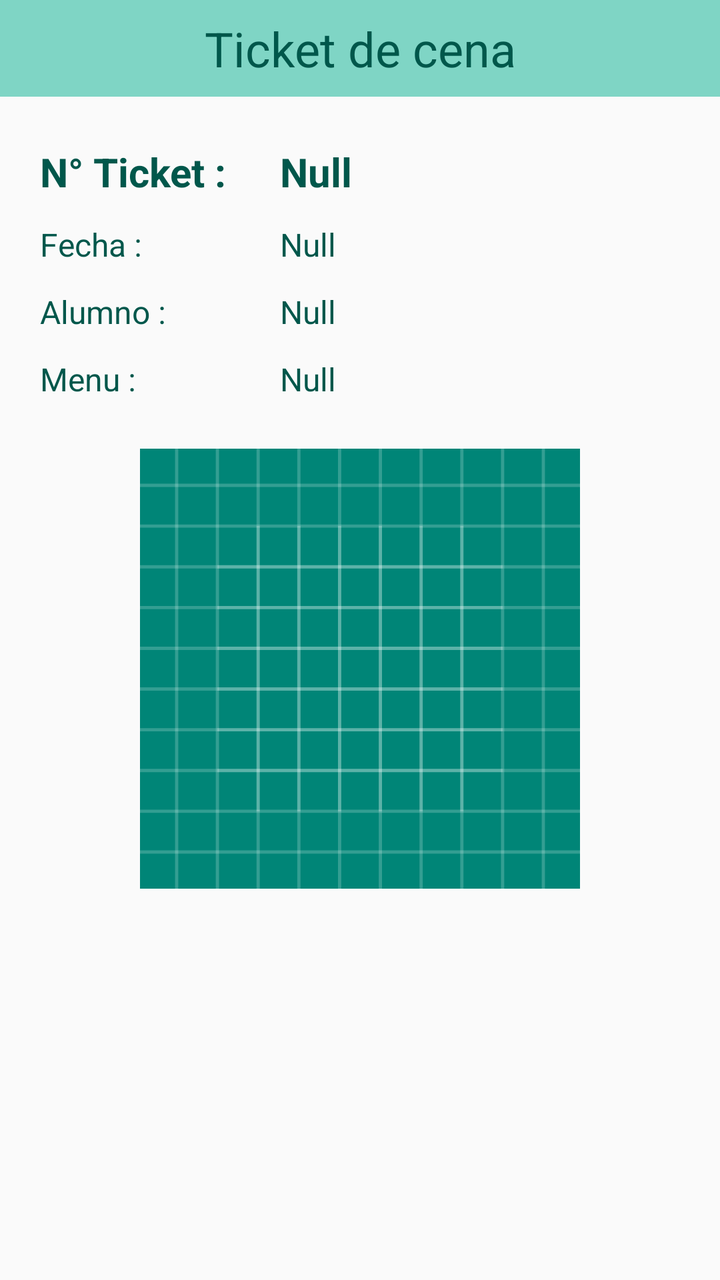
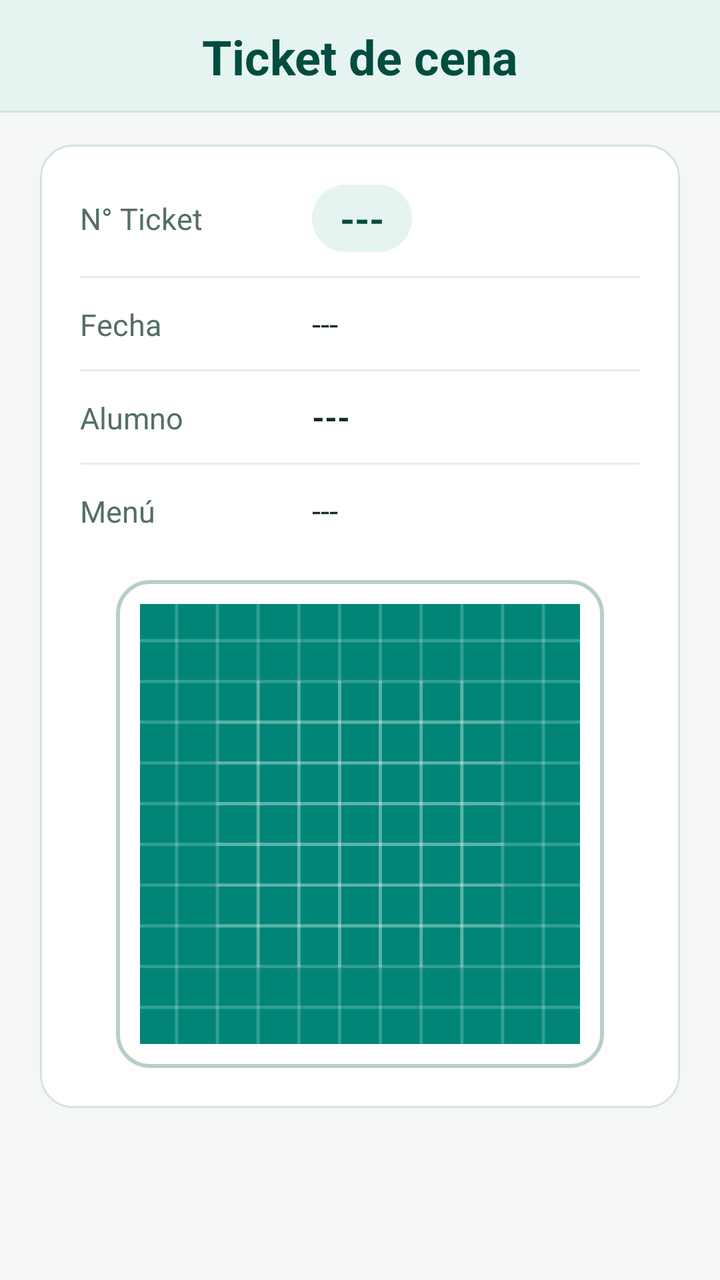

Screens rendered from an Android XML layout before and after an edit, with the pre-edit source and the edit as a unified diff.
<!-- AndroidManifest.xml: application theme AppTheme -->
<!-- res/layout/fragment_fragmento_alumno_reporte_cena.xml -->
<?xml version="1.0" encoding="utf-8"?>
<LinearLayout xmlns:android="http://schemas.android.com/apk/res/android"
    xmlns:app="http://schemas.android.com/apk/res-auto"
    xmlns:tools="http://schemas.android.com/tools"
    android:layout_width="match_parent"
    android:layout_height="match_parent"
    android:orientation="vertical"
    tools:context=".fragmento_alumno.fragmento_alumno_reporte_cena">

    <TextView
        android:id="@+id/textView17"
        android:layout_width="match_parent"
        android:layout_height="wrap_content"
        android:background="#7FD5C5"
        android:gravity="center_horizontal"
        android:paddingVertical="8dp"
        android:text="Ticket de cena"
        android:textColor="@color/colorPrimaryDark"
        android:textSize="@dimen/header_text_size" />

    <ScrollView
        android:layout_width="match_parent"
        android:layout_height="0dp"
        android:layout_weight="1"
        android:fillViewport="true">

        <androidx.constraintlayout.widget.ConstraintLayout
            android:layout_width="match_parent"
            android:layout_height="wrap_content"
            android:paddingStart="@dimen/screen_padding_horizontal"
            android:paddingTop="@dimen/screen_padding_vertical"
            android:paddingEnd="@dimen/screen_padding_horizontal"
            android:paddingBottom="@dimen/screen_padding_vertical">

            <LinearLayout
                android:layout_width="0dp"
                android:layout_height="wrap_content"
                android:orientation="vertical"
                app:layout_constraintEnd_toEndOf="parent"
                app:layout_constraintStart_toStartOf="parent"
                app:layout_constraintTop_toTopOf="parent"
                app:layout_constraintWidth_max="@dimen/content_max_width">

                <LinearLayout
                    android:layout_width="match_parent"
                    android:layout_height="wrap_content"
                    android:layout_marginTop="8dp"
                    android:orientation="horizontal">

                    <TextView
                        android:id="@+id/s_nombre_"
                        android:layout_width="120dp"
                        android:layout_height="wrap_content"
                        android:text="N° Ticket :"
                        android:textColor="@color/colorPrimaryDark"
                        android:textSize="20sp"
                        android:textStyle="bold" />

                    <TextView
                        android:id="@+id/r_numero_ticket"
                        android:layout_width="0dp"
                        android:layout_height="wrap_content"
                        android:layout_weight="1"
                        android:text="Null"
                        android:textColor="@color/colorPrimaryDark"
                        android:textSize="20sp"
                        android:textStyle="bold" />
                </LinearLayout>

                <LinearLayout
                    android:layout_width="match_parent"
                    android:layout_height="wrap_content"
                    android:layout_marginTop="12dp"
                    android:orientation="horizontal">

                    <TextView
                        android:id="@+id/s_apellido_"
                        android:layout_width="120dp"
                        android:layout_height="wrap_content"
                        android:text="Fecha :"
                        android:textColor="@color/colorPrimaryDark"
                        android:textSize="@dimen/body_text_size" />

                    <TextView
                        android:id="@+id/r_fecha_ticket"
                        android:layout_width="0dp"
                        android:layout_height="wrap_content"
                        android:layout_weight="1"
                        android:text="Null"
                        android:textColor="@color/colorPrimaryDark"
                        android:textSize="@dimen/body_text_size" />
                </LinearLayout>

                <LinearLayout
                    android:layout_width="match_parent"
                    android:layout_height="wrap_content"
                    android:layout_marginTop="12dp"
                    android:orientation="horizontal">

                    <TextView
                        android:id="@+id/s_direccion_"
                        android:layout_width="120dp"
                        android:layout_height="wrap_content"
                        android:text="Alumno :"
                        android:textColor="@color/colorPrimaryDark"
                        android:textSize="@dimen/body_text_size" />

                    <TextView
                        android:id="@+id/r_nombre_alumno"
                        android:layout_width="0dp"
                        android:layout_height="wrap_content"
                        android:layout_weight="1"
                        android:text="Null"
                        android:textColor="@color/colorPrimaryDark"
                        android:textSize="@dimen/body_text_size" />
                </LinearLayout>

                <LinearLayout
                    android:layout_width="match_parent"
                    android:layout_height="wrap_content"
                    android:layout_marginTop="12dp"
                    android:orientation="horizontal">

                    <TextView
                        android:id="@+id/s_celular_"
                        android:layout_width="120dp"
                        android:layout_height="wrap_content"
                        android:text="Menu :"
                        android:textColor="@color/colorPrimaryDark"
                        android:textSize="@dimen/body_text_size" />

                    <TextView
                        android:id="@+id/r_menu"
                        android:layout_width="0dp"
                        android:layout_height="wrap_content"
                        android:layout_weight="1"
                        android:text="Null"
                        android:textColor="@color/colorPrimaryDark"
                        android:textSize="@dimen/body_text_size" />
                </LinearLayout>

                <ImageView
                    android:id="@+id/img_qr"
                    android:layout_width="@dimen/qr_image_size"
                    android:layout_height="@dimen/qr_image_size"
                    android:layout_gravity="center_horizontal"
                    android:layout_marginTop="24dp"
                    android:adjustViewBounds="true"
                    android:contentDescription="Código QR del ticket"
                    android:scaleType="fitCenter"
                    android:src="@drawable/ic_launcher_background" />

            </LinearLayout>

        </androidx.constraintlayout.widget.ConstraintLayout>

    </ScrollView>

</LinearLayout>
<!-- resources referenced by this layout -->
<resources>
  <color name="colorPrimaryDark">#00574B</color>
  <dimen name="body_text_size">16sp</dimen>
  <dimen name="content_max_width">480dp</dimen>
  <dimen name="header_text_size">24sp</dimen>
  <dimen name="qr_image_size">220dp</dimen>
  <dimen name="screen_padding_horizontal">20dp</dimen>
  <dimen name="screen_padding_vertical">16dp</dimen>
  <style name="AppTheme" parent="Theme.AppCompat.Light.DarkActionBar">
          
          <item name="colorPrimary">@color/colorPrimary</item>
          <item name="colorPrimaryDark">@color/colorPrimaryDark</item>
          <item name="colorAccent">@color/colorAccent</item>
      </style>
  <color name="colorPrimary">#8BD8D0</color>
  <color name="colorAccent">#D81B60</color>
  <!-- unchanged entries left out for length: 1 -->
</resources>

<!-- the commit's change to res/layout/fragment_fragmento_alumno_reporte_cena.xml (unified diff, before → after) -->
@@ -4,19 +4,14 @@
     xmlns:tools="http://schemas.android.com/tools"
     android:layout_width="match_parent"
     android:layout_height="match_parent"
+    android:background="@color/bgScreen"
     android:orientation="vertical"
     tools:context=".fragmento_alumno.fragmento_alumno_reporte_cena">
 
     <TextView
         android:id="@+id/textView17"
-        android:layout_width="match_parent"
-        android:layout_height="wrap_content"
-        android:background="#7FD5C5"
-        android:gravity="center_horizontal"
-        android:paddingVertical="8dp"
-        android:text="Ticket de cena"
-        android:textColor="@color/colorPrimaryDark"
-        android:textSize="@dimen/header_text_size" />
+        style="@style/ComedorSectionHeader"
+        android:text="Ticket de cena" />
 
     <ScrollView
         android:layout_width="match_parent"
@@ -33,6 +28,7 @@
             android:paddingBottom="@dimen/screen_padding_vertical">
 
             <LinearLayout
+                style="@style/ComedorCard"
                 android:layout_width="0dp"
                 android:layout_height="wrap_content"
                 android:orientation="vertical"
@@ -44,111 +40,125 @@
                 <LinearLayout
                     android:layout_width="match_parent"
                     android:layout_height="wrap_content"
-                    android:layout_marginTop="8dp"
+                    android:gravity="center_vertical"
                     android:orientation="horizontal">
 
                     <TextView
                         android:id="@+id/s_nombre_"
-                        android:layout_width="120dp"
+                        android:layout_width="116dp"
                         android:layout_height="wrap_content"
-                        android:text="N° Ticket :"
-                        android:textColor="@color/colorPrimaryDark"
-                        android:textSize="20sp"
-                        android:textStyle="bold" />
+                        android:text="N° Ticket"
+                        android:textColor="@color/textSecondary"
+                        android:textSize="15sp" />
 
                     <TextView
                         android:id="@+id/r_numero_ticket"
-                        android:layout_width="0dp"
+                        android:layout_width="wrap_content"
                         android:layout_height="wrap_content"
-                        android:layout_weight="1"
-                        android:text="Null"
+                        android:background="@drawable/bg_badge_soft"
+                        android:paddingHorizontal="14dp"
+                        android:paddingVertical="4dp"
+                        android:text="---"
                         android:textColor="@color/colorPrimaryDark"
-                        android:textSize="20sp"
+                        android:textSize="19sp"
                         android:textStyle="bold" />
                 </LinearLayout>
+
+                <View style="@style/ComedorDivider" />
 
                 <LinearLayout
                     android:layout_width="match_parent"
                     android:layout_height="wrap_content"
-                    android:layout_marginTop="12dp"
                     android:orientation="horizontal">
 
                     <TextView
                         android:id="@+id/s_apellido_"
-                        android:layout_width="120dp"
+                        android:layout_width="116dp"
                         android:layout_height="wrap_content"
-                        android:text="Fecha :"
-                        android:textColor="@color/colorPrimaryDark"
-                        android:textSize="@dimen/body_text_size" />
+                        android:text="Fecha"
+                        android:textColor="@color/textSecondary"
+                        android:textSize="15sp" />
 
                     <TextView
                         android:id="@+id/r_fecha_ticket"
                         android:layout_width="0dp"
                         android:layout_height="wrap_content"
                         android:layout_weight="1"
-                        android:text="Null"
-                        android:textColor="@color/colorPrimaryDark"
+                        android:text="---"
+                        android:textColor="@color/textPrimary"
                         android:textSize="@dimen/body_text_size" />
                 </LinearLayout>
+
+                <View style="@style/ComedorDivider" />
 
                 <LinearLayout
                     android:layout_width="match_parent"
                     android:layout_height="wrap_content"
-                    android:layout_marginTop="12dp"
                     android:orientation="horizontal">
 
                     <TextView
                         android:id="@+id/s_direccion_"
-                        android:layout_width="120dp"
+                        android:layout_width="116dp"
                         android:layout_height="wrap_content"
-                        android:text="Alumno :"
-                        android:textColor="@color/colorPrimaryDark"
-                        android:textSize="@dimen/body_text_size" />
+                        android:text="Alumno"
+                        android:textColor="@color/textSecondary"
+                        android:textSize="15sp" />
 
                     <TextView
                         android:id="@+id/r_nombre_alumno"
                         android:layout_width="0dp"
                         android:layout_height="wrap_content"
                         android:layout_weight="1"
-                        android:text="Null"
-                        android:textColor="@color/colorPrimaryDark"
-                        android:textSize="@dimen/body_text_size" />
+                        android:text="---"
+                        android:textColor="@color/textPrimary"
+                        android:textSize="@dimen/body_text_size"
+                        android:textStyle="bold" />
                 </LinearLayout>
+
+                <View style="@style/ComedorDivider" />
 
                 <LinearLayout
                     android:layout_width="match_parent"
                     android:layout_height="wrap_content"
-                    android:layout_marginTop="12dp"
                     android:orientation="horizontal">
 
                     <TextView
                         android:id="@+id/s_celular_"
-                        android:layout_width="120dp"
+                        android:layout_width="116dp"
                         android:layout_height="wrap_content"
-                        android:text="Menu :"
-                        android:textColor="@color/colorPrimaryDark"
-                        android:textSize="@dimen/body_text_size" />
+                        android:text="Menú"
+                        android:textColor="@color/textSecondary"
+                        android:textSize="15sp" />
 
                     <TextView
                         android:id="@+id/r_menu"
                         android:layout_width="0dp"
                         android:layout_height="wrap_content"
                         android:layout_weight="1"
-                        android:text="Null"
-                        android:textColor="@color/colorPrimaryDark"
+                        android:lineSpacingExtra="4dp"
+                        android:text="---"
+                        android:textColor="@color/textPrimary"
                         android:textSize="@dimen/body_text_size" />
                 </LinearLayout>
 
-                <ImageView
-                    android:id="@+id/img_qr"
-                    android:layout_width="@dimen/qr_image_size"
-                    android:layout_height="@dimen/qr_image_size"
+                <FrameLayout
+                    android:layout_width="wrap_content"
+                    android:layout_height="wrap_content"
                     android:layout_gravity="center_horizontal"
                     android:layout_marginTop="24dp"
-                    android:adjustViewBounds="true"
-                    android:contentDescription="Código QR del ticket"
-                    android:scaleType="fitCenter"
-                    android:src="@drawable/ic_launcher_background" />
+                    android:background="@drawable/bg_qr_frame"
+                    android:padding="12dp">
+
+                    <ImageView
+                        android:id="@+id/img_qr"
+                        android:layout_width="@dimen/qr_image_size"
+                        android:layout_height="@dimen/qr_image_size"
+                        android:adjustViewBounds="true"
+                        android:contentDescription="Código QR del ticket"
+                        android:scaleType="fitCenter"
+                        android:src="@drawable/ic_launcher_background" />
+
+                </FrameLayout>
 
             </LinearLayout>
 
<!-- resource entries referenced after the edit -->
@@ -1,20 +1,95 @@
 <!-- resources referenced by this layout -->
 <resources>
-  <color name="colorPrimaryDark">#00574B</color>
+  <color name="bgScreen">#F4F7F6</color>
+  <color name="colorPrimaryDark">#004D40</color>
+  <color name="textPrimary">#162B28</color>
+  <color name="textSecondary">#546E6A</color>
   <dimen name="body_text_size">16sp</dimen>
   <dimen name="content_max_width">480dp</dimen>
   <dimen name="header_text_size">24sp</dimen>
   <dimen name="qr_image_size">220dp</dimen>
   <dimen name="screen_padding_horizontal">20dp</dimen>
   <dimen name="screen_padding_vertical">16dp</dimen>
+  <!-- drawable bg_badge_soft (drawable) -->
+  <?xml version="1.0" encoding="utf-8"?>
+  <shape xmlns:android="http://schemas.android.com/apk/res/android"
+      android:shape="rectangle">
+      <solid android:color="@color/bgSurfaceSoft" />
+      <corners android:radius="20dp" />
+  </shape>
+  <!-- drawable bg_qr_frame (drawable) -->
+  <?xml version="1.0" encoding="utf-8"?>
+  <shape xmlns:android="http://schemas.android.com/apk/res/android"
+      android:shape="rectangle">
+      <solid android:color="@color/bgCard" />
+      <corners android:radius="16dp" />
+      <stroke
+          android:width="2dp"
+          android:color="@color/borderInput" />
+  </shape>
+  <style name="ComedorCard">
+          <item name="android:background">@drawable/bg_card</item>
+          <item name="android:padding">20dp</item>
+      </style>
+  <style name="ComedorDivider">
+          <item name="android:layout_width">match_parent</item>
+          <item name="android:layout_height">1dp</item>
+          <item name="android:layout_marginTop">12dp</item>
+          <item name="android:layout_marginBottom">12dp</item>
+          <item name="android:background">@color/dividerSoft</item>
+      </style>
+  <style name="ComedorSectionHeader">
+          <item name="android:layout_width">match_parent</item>
+          <item name="android:layout_height">wrap_content</item>
+          <item name="android:background">@drawable/bg_header_banner</item>
+          <item name="android:gravity">center_horizontal</item>
+          <item name="android:paddingTop">12dp</item>
+          <item name="android:paddingBottom">12dp</item>
+          <item name="android:paddingStart">16dp</item>
+          <item name="android:paddingEnd">16dp</item>
+          <item name="android:textColor">@color/colorPrimaryDark</item>
+          <item name="android:textSize">@dimen/header_text_size</item>
+          <item name="android:textStyle">bold</item>
+      </style>
   <style name="AppTheme" parent="Theme.AppCompat.Light.DarkActionBar">
-          
           <item name="colorPrimary">@color/colorPrimary</item>
           <item name="colorPrimaryDark">@color/colorPrimaryDark</item>
           <item name="colorAccent">@color/colorAccent</item>
+          <item name="android:windowBackground">@color/bgScreen</item>
+          <item name="android:textColorPrimary">@color/textPrimary</item>
+          <item name="android:textColorSecondary">@color/textSecondary</item>
       </style>
-  <color name="colorPrimary">#8BD8D0</color>
-  <color name="colorAccent">#D81B60</color>
+  <color name="bgSurfaceSoft">#E6F4F1</color>
+  <color name="bgCard">#FFFFFF</color>
+  <color name="borderInput">#B8CECA</color>
+  <!-- drawable bg_card (drawable) -->
+  <?xml version="1.0" encoding="utf-8"?>
+  <shape xmlns:android="http://schemas.android.com/apk/res/android"
+      android:shape="rectangle">
+      <solid android:color="@color/bgCard" />
+      <corners android:radius="16dp" />
+      <stroke
+          android:width="1dp"
+          android:color="@color/borderCard" />
+  </shape>
+  <color name="dividerSoft">#E6EFED</color>
+  <!-- drawable bg_header_banner (drawable) -->
+  <?xml version="1.0" encoding="utf-8"?>
+  <layer-list xmlns:android="http://schemas.android.com/apk/res/android">
+      <item>
+          <shape android:shape="rectangle">
+              <solid android:color="@color/borderCard" />
+          </shape>
+      </item>
+      <item android:bottom="1dp">
+          <shape android:shape="rectangle">
+              <solid android:color="@color/bgSurfaceSoft" />
+          </shape>
+      </item>
+  </layer-list>
+  <color name="colorPrimary">#00695C</color>
+  <color name="colorAccent">#00897B</color>
+  <color name="borderCard">#D5E3E0</color>
   <!-- unchanged entries left out for length: 1 -->
 </resources>
 
